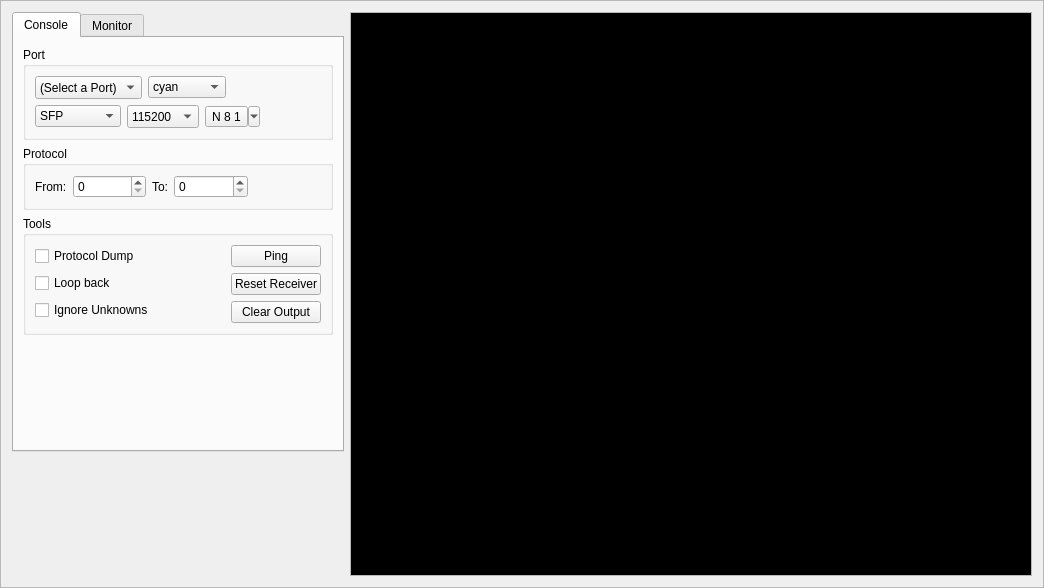
Above: terminal.ui from strawbot/TimbreTalk before the change. Below: the same form after it.
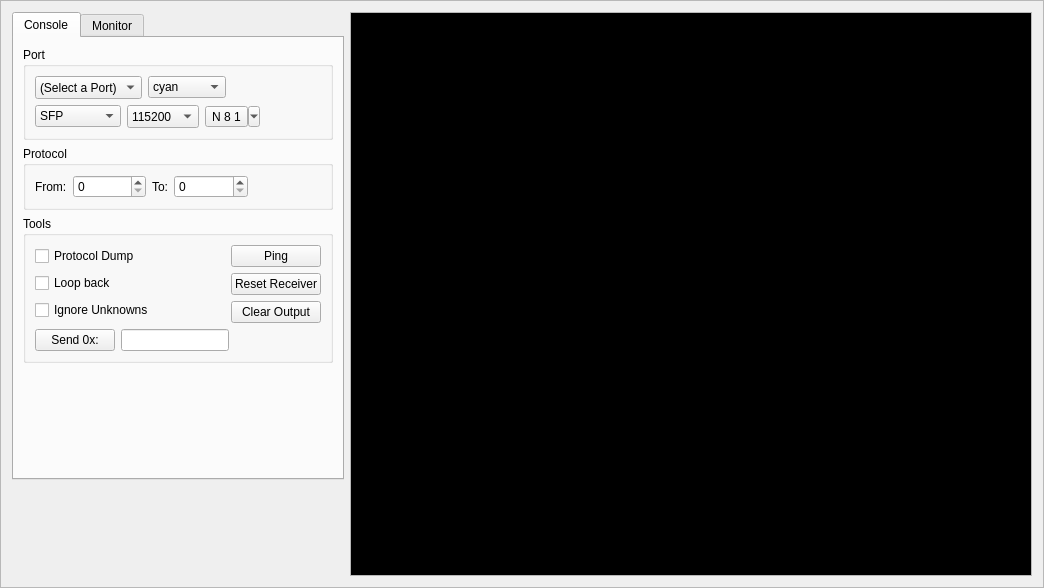
That is the form after the change. The open tabs and pages were chosen to show the change. Custom widgets are drawn as their Qt base class.

Commit message: get console up and limping

Diff of the .ui file:
```diff
--- a/terminal.ui
+++ b/terminal.ui
@@ -486,6 +486,43 @@
               </item>
              </layout>
             </item>
+            <item>
+             <layout class="QHBoxLayout" name="horizontalLayout_8">
+              <item>
+               <widget class="QPushButton" name="SendHex">
+                <property name="text">
+                 <string>Send 0x:</string>
+                </property>
+               </widget>
+              </item>
+              <item>
+               <widget class="QLineEdit" name="hexStr">
+                <property name="minimumSize">
+                 <size>
+                  <width>40</width>
+                  <height>0</height>
+                 </size>
+                </property>
+                <property name="alignment">
+                 <set>Qt::AlignRight|Qt::AlignTrailing|Qt::AlignVCenter</set>
+                </property>
+               </widget>
+              </item>
+              <item>
+               <spacer name="horizontalSpacer_3">
+                <property name="orientation">
+                 <enum>Qt::Horizontal</enum>
+                </property>
+                <property name="sizeHint" stdset="0">
+                 <size>
+                  <width>40</width>
+                  <height>20</height>
+                 </size>
+                </property>
+               </spacer>
+              </item>
+             </layout>
+            </item>
            </layout>
           </widget>
          </item>
```
Left out of the diff: 77 changed lines with no effect on the pictures. The commit also changes 2 other files.
